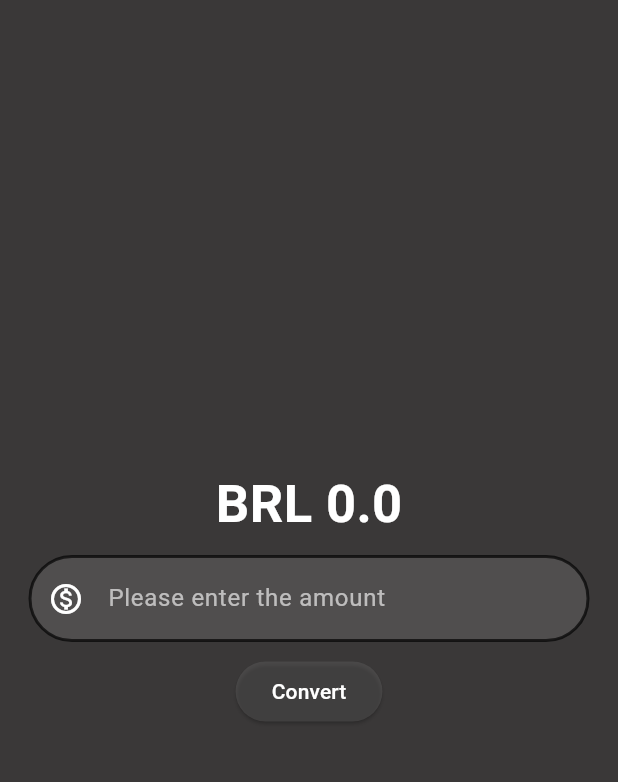
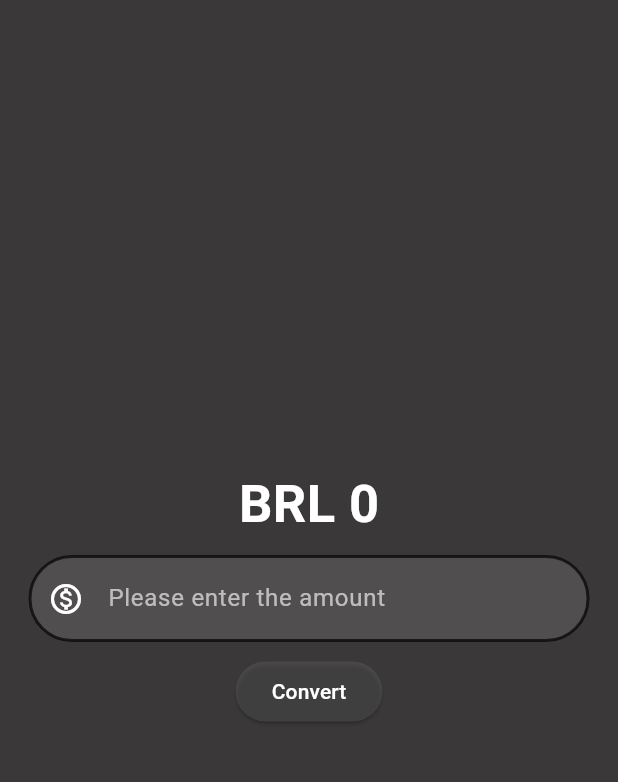
Before and after one commit to HevertonLessa/MOBILE-DEV, a Flutter app: the screen it shows after launch, on a phone screen of 412 x 824 dp, the part 63-845 px from its top. Run offline on Flutter 3.47's test engine with Material 3 defaults, Android fonts, the phone set to English and light mode, and no system bars.

Commit message:
14/02/25

```diff
--- a/Flutter/currency_converter/lib/currency_converter_material_page.dart
+++ b/Flutter/currency_converter/lib/currency_converter_material_page.dart
@@ -53,7 +53,7 @@ class _MaterialHomePageState extends State<MaterialHomePage> {
           mainAxisAlignment: MainAxisAlignment.center,
           children: [
             Text(
-              'BRL ${result}',
+              'BRL ${result != 0 ? result.toStringAsFixed(2) : result.toStringAsFixed(0)}',
               style: TextStyle(
                 fontSize: 35,
                 fontWeight: FontWeight.bold,
```
